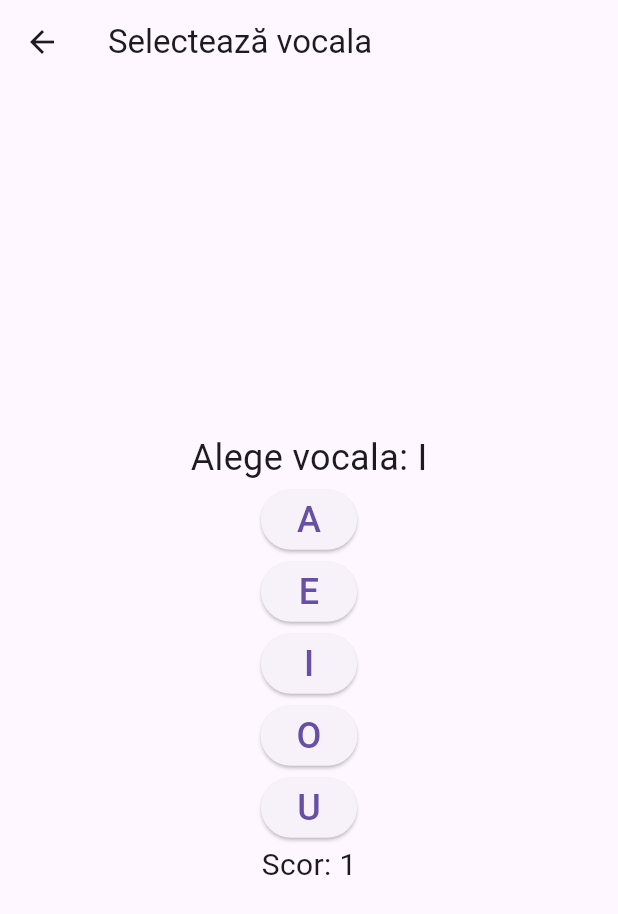
After one commit to ProdanRaduMatei/AN3, a Flutter app: the VowelGame screen opened directly, after a tap on an icon or button, on a phone screen of 412 x 824 dp. The commit adds this screen. Shown: the top 914 px of the screen. Run offline on Flutter 3.47's test engine with Material 3 defaults, Android fonts, the phone set to English and light mode, and no system bars; our stand-ins replace audioplayers, speech_to_text.

Commit message:
Flutter Dislexie 2

```diff
--- /dev/null
+++ b/sem5/Interactiunea Om Calculator/dislexie_flutter/lib/vowel_game.dart
@@ -0,0 +1,73 @@
+import 'package:flutter/material.dart';
+import 'package:audioplayers/audioplayers.dart';
+import 'dart:math';
+
+class VowelGame extends StatefulWidget {
+  @override
+  _VowelGameState createState() => _VowelGameState();
+}
+
+class _VowelGameState extends State<VowelGame> {
+  final AudioPlayer _audioPlayer = AudioPlayer();
+  final Random _random = Random();
+  final List<String> vowels = ['A', 'E', 'I', 'O', 'U'];
+  String? currentVowel;
+  int score = 0;
+
+  void _playSound(String file) async {
+    final filePath = 'assets/sounds/$file.mp3';
+    await _audioPlayer.play(AssetSource(filePath));
+  }
+
+  void _generateQuestion() {
+    setState(() {
+      currentVowel = vowels[_random.nextInt(vowels.length)];
+    });
+  }
+
+  void _checkAnswer(String answer) {
+    if (answer == currentVowel) {
+      score++;
+      _playSound('correct');
+    } else {
+      _playSound('wrong');
+    }
+    _generateQuestion();
+  }
+
+  @override
+  void initState() {
+    super.initState();
+    _generateQuestion();
+  }
+
+  @override
+  Widget build(BuildContext context) {
+    return Scaffold(
+      appBar: AppBar(
+        title: Text('Selectează vocala'),
+      ),
+      body: Center(
+        child: Column(
+          mainAxisAlignment: MainAxisAlignment.center,
+          children: [
+            Text(
+              'Alege vocala: $currentVowel',
+              style: TextStyle(fontSize: 24),
+            ),
+            ...vowels.map((vowel) {
+              return ElevatedButton(
+                onPressed: () => _checkAnswer(vowel),
+                child: Text(
+                  vowel,
+                  style: TextStyle(fontSize: 24),
+                ),
+              );
+            }).toList(),
+            Text('Scor: $score', style: TextStyle(fontSize: 20)),
+          ],
+        ),
+      ),
+    );
+  }
+}
--- a/sem5/Interactiunea Om Calculator/dislexie_flutter/pubspec.yaml
+++ b/sem5/Interactiunea Om Calculator/dislexie_flutter/pubspec.yaml
@@ -36,6 +36,7 @@ dependencies:
   # Use with the CupertinoIcons class for iOS style icons.
   cupertino_icons: ^1.0.8
   audioplayers: ^6.1.0
+  speech_to_text: ^7.0.0
 
 dev_dependencies:
   flutter_test:
```
Also changed, not shown: sem5/Interactiunea Om Calculator/dislexie_flutter/lib/drag_and_drop.dart (added, +176 -0 lines), sem5/Interactiunea Om Calculator/dislexie_flutter/lib/learning_mode.dart (added, +39 -0 lines), sem5/Interactiunea Om Calculator/dislexie_flutter/lib/main.dart (+27 -161 lines), sem5/Interactiunea Om Calculator/dislexie_flutter/lib/matching_game.dart (added, +57 -0 lines), sem5/Interactiunea Om Calculator/dislexie_flutter/lib/voice_game.dart (added, +64 -0 lines), sem5/Interactiunea Om Calculator/dislexie_flutter/pubspec.lock, 4 other files.
